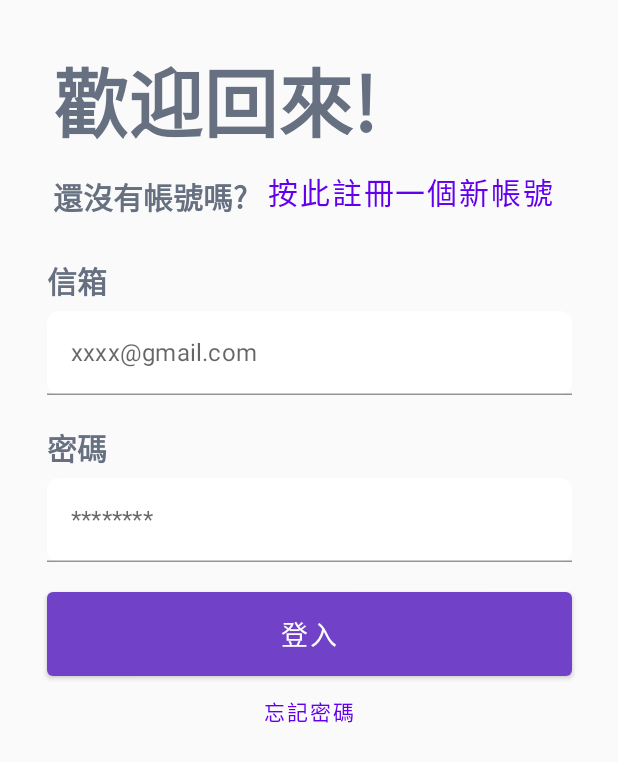
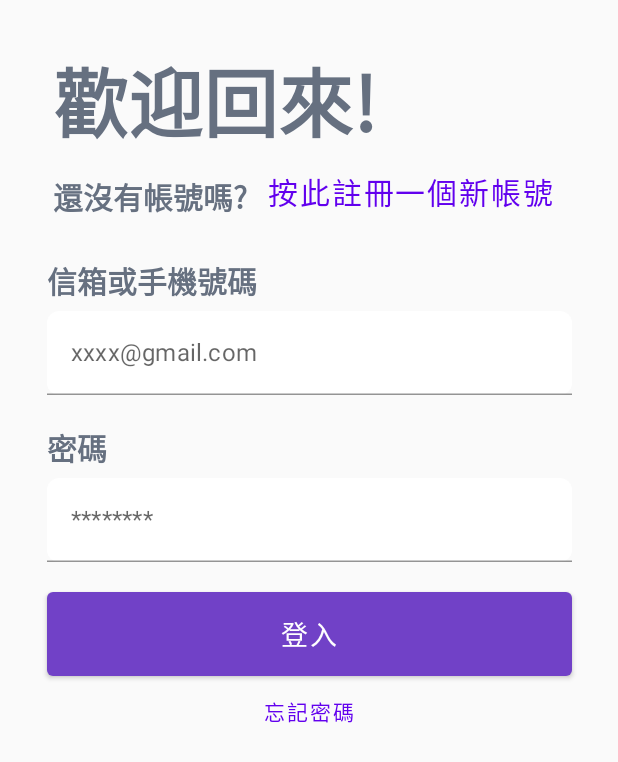
Before and after one commit to yuxunnn/NTHU_Lost-and-Found, an Android app built with Jetpack Compose: the screen it shows after launch (MainActivity), after a tap on "登入現有帳號", on a phone screen of 412 x 824 dp. Shown: the top 762 px of the screen. Run offline under Robolectric (Android 15) with nearby library versions, the phone set to English and light mode, and no system bars; libraries missing offline, so code that uses them is left out: com.apollographql.apollo3; 19 statements that could not run were skipped.

```diff
--- a/app/src/main/java/com/example/ss_team2/MainActivity.kt
+++ b/app/src/main/java/com/example/ss_team2/MainActivity.kt
@@ -21,13 +21,12 @@ class MainActivity : ComponentActivity() {
 
     override fun onCreate(savedInstanceState: Bundle?) {
         super.onCreate(savedInstanceState)
-        val notiRepository = NotiRepository()
-        var notiList: MutableList<Noti>
-        val notiCreateInput = NotiCreateInput("notyuxun", "using", "19", "傳送了協助歸還")
-        lifecycleScope.launchWhenCreated {
-            notiList = notiRepository.createNoti(notiCreateInput)
-            Log.d("GraphQL", "Android: $notiList")
-        }
+//        val userRepository = UserRepository()
+//        var user: User
+//        lifecycleScope.launchWhenCreated {
+//            user = userRepository.userLogin("chen1741954267@gmail.com", "chen0915")!!
+//            Log.d("GraphQL", "Android: $user")
+//        }
         setContent {
             SSteam2Theme {
                 navController = rememberNavController()
--- a/app/src/main/java/com/example/ss_team2/presentation/ui/chatRoom/ChatRoom.kt
+++ b/app/src/main/java/com/example/ss_team2/presentation/ui/chatRoom/ChatRoom.kt
@@ -72,7 +72,7 @@ fun Dialog(
                     )
                     myTextInput = ""
                     coroutineScope.launch {
-                        listState.animateScrollToItem(index = chat.size)
+                        listState.animateScrollToItem(index = chat.size-1)
                     }
                 }
             }
--- a/app/src/main/java/com/example/ss_team2/presentation/ui/welcome/Welcome.kt
+++ b/app/src/main/java/com/example/ss_team2/presentation/ui/welcome/Welcome.kt
@@ -1,5 +1,6 @@
 package com.example.ss_team2.presentation.ui.welcome
 
+import android.util.Log
 import androidx.compose.foundation.layout.*
 import androidx.compose.foundation.shape.RoundedCornerShape
 import androidx.compose.material.*
@@ -25,8 +26,8 @@ fun Welcome (
     navController: NavController,
     modifier: Modifier = Modifier
 ){
-    var TypedEmail by remember { mutableStateOf("") }
-    var TypedPassword by remember { mutableStateOf("") }
+    var TypedEmail = remember { mutableStateOf("") }
+    var TypedPassword = remember { mutableStateOf("") }
 
     Column() {
         Title(navController)
@@ -42,15 +43,15 @@ fun Welcome (
                     Modifier.width(350.dp),
                 ) {
                     Text(
-                        text = "信箱",
+                        text = "信箱或手機號碼",
                         fontSize = 20.sp,
                         fontWeight = FontWeight.Bold,
                         color = TextGray
                     )
                 }
                 TextField(
-                    value = TypedEmail,
-                    onValueChange = { TypedEmail = it },
+                    value = TypedEmail.value,
+                    onValueChange = { TypedEmail.value = it },
                     colors = TextFieldDefaults.textFieldColors(
                         backgroundColor = MaterialTheme.colors.surface
                     ),
@@ -84,8 +85,8 @@ fun Welcome (
                     )
                 }
                 TextField(
-                    value = TypedPassword,
-                    onValueChange = { TypedPassword = it },
+                    value = TypedPassword.value,
+                    onValueChange = { TypedPassword.value = it },
                     colors = TextFieldDefaults.textFieldColors(
                         backgroundColor = MaterialTheme.colors.surface
                     ),
@@ -115,7 +116,8 @@ fun Welcome (
 //                        userViewModel.getUserItem(TypedEmail)
 //                        postViewModel.getUserPosts(TypedEmail)
 //                        chatViewModel.chatsByReceive(TypedEmail)
-//                        userViewModel.userLogin(TypedEmail, TypedPassword)
+                        Log.d("Android", "Response: ${TypedEmail.value}, ${TypedPassword.value}")
+                        userViewModel.userLogin(TypedEmail.value, TypedPassword.value)
                         navController.navigate(route = Screen.Home.route)
                     },
                     colors = ButtonDefaults.textButtonColors(
--- a/app/src/main/java/com/example/ss_team2/presentation/viewModel/RankingViewModel.kt
+++ b/app/src/main/java/com/example/ss_team2/presentation/viewModel/RankingViewModel.kt
@@ -18,14 +18,14 @@ class RankingViewModel() : ViewModel() {
 
     init {
         viewModelScope.launch {
-            _rank.value = rankingUseCase.getRanking()
+            _rank.value = rankingUseCase.updateRanking()
         }
     }
 
     //先做累積
     fun getRanking() {
         viewModelScope.launch {
-            _rank.value = rankingUseCase.getRanking()
+            _rank.value = rankingUseCase.updateRanking()
         }
     }
 }
--- a/app/src/main/java/com/example/ss_team2/presentation/viewModel/UserViewModel.kt
+++ b/app/src/main/java/com/example/ss_team2/presentation/viewModel/UserViewModel.kt
@@ -34,8 +34,8 @@ class UserViewModel : ViewModel() {
 
     init {
         viewModelScope.launch {
-            _user.value = userUseCase.getUserByName("huiyuiui")
-            _userItem.value = userUseCase.getUserItem("huiyuiui")
+//            _user.value = userUseCase.getUserByName("huiyuiui")
+//            _userItem.value = userUseCase.getUserItem("huiyuiui")
             _otherUser.value = userUseCase.getUserByName("Ryanke")
             _otherUserItem.value = userUseCase.getUserItem("Ryanke")
         }
```
Also changed, not shown: 1 other file.
